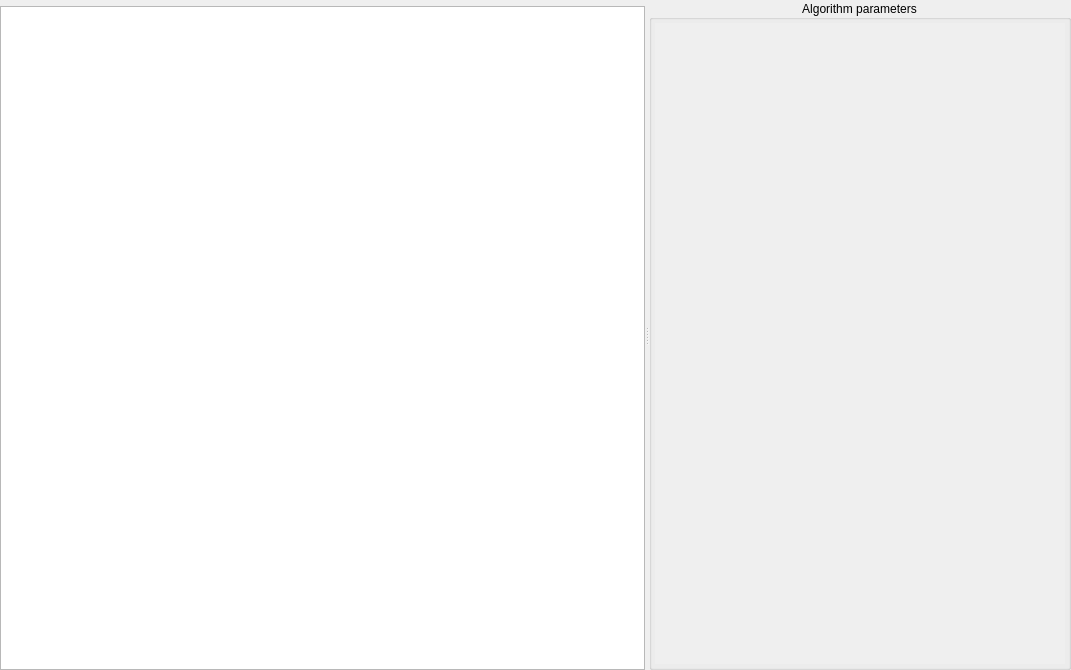
Qt form main/qt/MatisseServer/ui/UserFormWidget.ui (IfremerUnderwater/Matisse) before a commit.
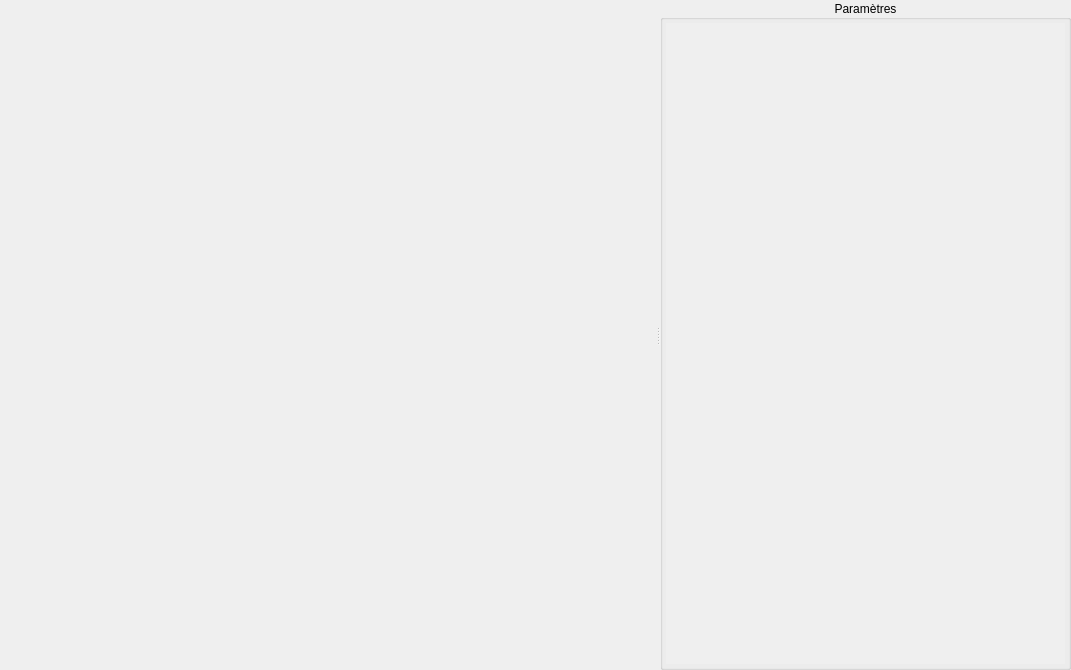
The same form after that commit. The open tabs and pages were chosen to show the change. Custom widgets are drawn as their Qt base class.

What changed in the file:
```diff
--- a/main/qt/MatisseServer/ui/UserFormWidget.ui
+++ b/main/qt/MatisseServer/ui/UserFormWidget.ui
@@ -32,9 +32,6 @@
    <property name="bottomMargin">
     <number>0</number>
    </property>
-   <property name="spacing">
-    <number>0</number>
-   </property>
    <item row="0" column="0">
     <widget class="QSplitter" name="_SPL_user">
      <property name="orientation">
@@ -49,26 +46,100 @@
         <number>6</number>
        </property>
        <item>
-        <widget class="QgsMapCanvas" name="_GRV_map">
+        <widget class="QStackedWidget" name="_stackedWidget">
          <property name="sizePolicy">
           <sizepolicy hsizetype="Expanding" vsizetype="Expanding">
            <horstretch>1</horstretch>
-           <verstretch>0</verstretch>
+           <verstretch>1</verstretch>
           </sizepolicy>
          </property>
          <property name="minimumSize">
           <size>
-           <width>400</width>
-           <height>400</height>
+           <width>0</width>
+           <height>0</height>
           </size>
          </property>
+         <widget class="QWidget" name="pageQGis">
+          <property name="sizePolicy">
+           <sizepolicy hsizetype="Expanding" vsizetype="Expanding">
+            <horstretch>1</horstretch>
+            <verstretch>0</verstretch>
+           </sizepolicy>
+          </property>
+          <property name="minimumSize">
+           <size>
+            <width>400</width>
+            <height>400</height>
+           </size>
+          </property>
+          <widget class="QgsMapCanvas" name="_GRV_map">
+           <property name="geometry">
+            <rect>
+             <x>-20</x>
+             <y>-10</y>
+             <width>691</width>
+             <height>701</height>
+            </rect>
+           </property>
+           <property name="sizePolicy">
+            <sizepolicy hsizetype="Expanding" vsizetype="Expanding">
+             <horstretch>1</horstretch>
+             <verstretch>0</verstretch>
+            </sizepolicy>
+           </property>
+           <property name="minimumSize">
+            <size>
+             <width>400</width>
+             <height>400</height>
+            </size>
+           </property>
+           <property name="frameShape">
+            <enum>QFrame::StyledPanel</enum>
+           </property>
+          </widget>
+         </widget>
+         <widget class="QWidget" name="pageImage">
+          <property name="sizePolicy">
+           <sizepolicy hsizetype="Expanding" vsizetype="Expanding">
+            <horstretch>1</horstretch>
+            <verstretch>1</verstretch>
+           </sizepolicy>
+          </property>
+          <layout class="QGridLayout" name="gridLayout_3">
+           <item row="0" column="0">
+            <widget class="QLabel" name="_label">
+             <property name="sizePolicy">
+              <sizepolicy hsizetype="Expanding" vsizetype="Expanding">
+               <horstretch>1</horstretch>
+               <verstretch>1</verstretch>
+              </sizepolicy>
+             </property>
+             <property name="minimumSize">
+              <size>
+               <width>400</width>
+               <height>400</height>
+              </size>
+             </property>
+             <property name="frameShape">
+              <enum>QFrame::NoFrame</enum>
+             </property>
+             <property name="text">
+              <string/>
+             </property>
+             <property name="scaledContents">
+              <bool>false</bool>
+             </property>
+            </widget>
+           </item>
+          </layout>
+         </widget>
         </widget>
        </item>
       </layout>
      </widget>
      <widget class="QGroupBox" name="groupBox">
       <property name="title">
-       <string>Algorithm parameters</string>
+       <string>Paramètres</string>
       </property>
       <property name="alignment">
        <set>Qt::AlignCenter</set>
@@ -117,8 +188,8 @@
            <rect>
             <x>0</x>
             <y>0</y>
-            <width>408</width>
-            <height>646</height>
+            <width>398</width>
+            <height>649</height>
            </rect>
           </property>
           <property name="sizePolicy">
```
